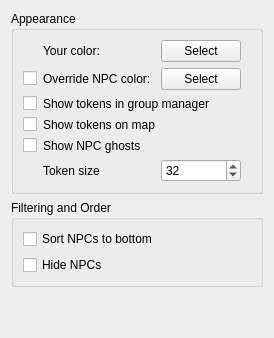
Qt form src/preferences/grouppage.ui (Sunnyl75/MMapper) before a commit.
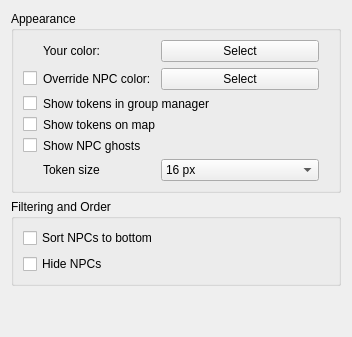
The same form after that commit.

Commit message: WIP: map token proxy login crash

Diff of the .ui file:
```diff
--- a/src/preferences/grouppage.ui
+++ b/src/preferences/grouppage.ui
@@ -111,22 +111,6 @@
         </property>
        </widget>
       </item>
-      <item row="7" column="2">
-       <widget class="QSpinBox" name="tokenIconSizeSpinBox">
-        <property name="minimum">
-         <number>16</number>
-        </property>
-        <property name="maximum">
-         <number>128</number>
-        </property>
-        <property name="singleStep">
-         <number>16</number>
-        </property>
-        <property name="value">
-         <number>32</number>
-        </property>
-       </widget>
-      </item>
       <item row="7" column="1">
        <widget class="QLabel" name="label_6">
         <property name="text">
@@ -134,6 +118,45 @@
         </property>
        </widget>
       </item>
+      <item row="7" column="2">
+       <widget class="QComboBox" name="tokenSizeComboBox">
+        <property name="maxCount">
+         <number>64</number>
+        </property>
+        <property name="insertPolicy">
+         <enum>QComboBox::NoInsert</enum>
+        </property>
+        <property name="minimumContentsLength">
+         <number>16</number>
+        </property>
+        <property name="iconSize">
+         <size>
+          <width>32</width>
+          <height>32</height>
+         </size>
+        </property>
+        <item>
+         <property name="text">
+          <string>16 px</string>
+         </property>
+        </item>
+        <item>
+         <property name="text">
+          <string>32 px</string>
+         </property>
+        </item>
+        <item>
+         <property name="text">
+          <string>48 px</string>
+         </property>
+        </item>
+        <item>
+         <property name="text">
+          <string>64 px</string>
+         </property>
+        </item>
+       </widget>
+      </item>
      </layout>
     </widget>
    </item>
```
The commit also changes 14 other files.
